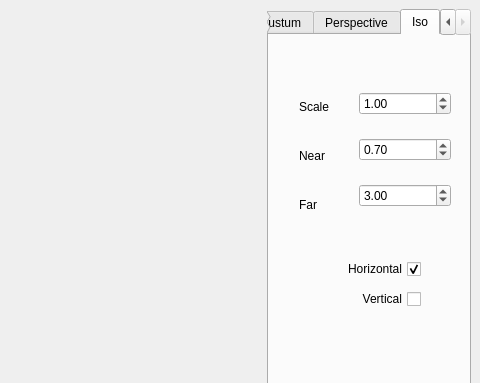
Old version of the form src/janelaprincipal.ui in the repository danisson/final-cg1; both pictures show x 120 to 600 and y 0 to 383 of the 600 by 600 pixel window.
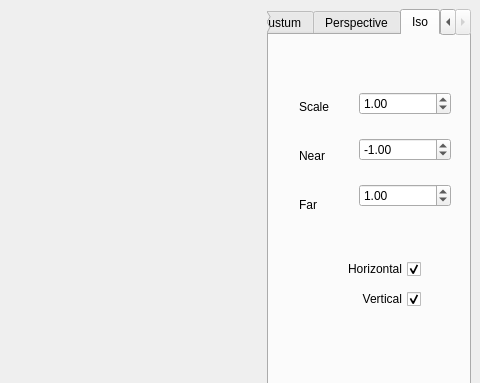
New version of the form. Custom widgets are drawn as their Qt base class.

Commit message: Arrumando valores default

Diff of the .ui file:
```diff
--- a/src/janelaprincipal.ui
+++ b/src/janelaprincipal.ui
@@ -540,26 +540,26 @@
          <item>
           <widget class="QDoubleSpinBox" name="nIso">
            <property name="minimum">
-            <double>0.000000000000000</double>
+            <double>-100.989999999999995</double>
            </property>
            <property name="maximum">
             <double>100.989999999999995</double>
            </property>
            <property name="value">
-            <double>0.700000000000000</double>
+            <double>-1.000000000000000</double>
            </property>
           </widget>
          </item>
          <item>
           <widget class="QDoubleSpinBox" name="fIso">
            <property name="minimum">
-            <double>0.000000000000000</double>
+            <double>-100.989999999999995</double>
            </property>
            <property name="maximum">
             <double>100.989999999999995</double>
            </property>
            <property name="value">
-            <double>3.000000000000000</double>
+            <double>1.000000000000000</double>
            </property>
           </widget>
          </item>
@@ -642,6 +642,9 @@
            <property name="text">
             <string>Vertical</string>
            </property>
+           <property name="checked">
+            <bool>true</bool>
+           </property>
           </widget>
          </item>
         </layout>
```
Left out of the diff: 58 changed lines with no effect on the pictures. The commit also changes 1 other file.
